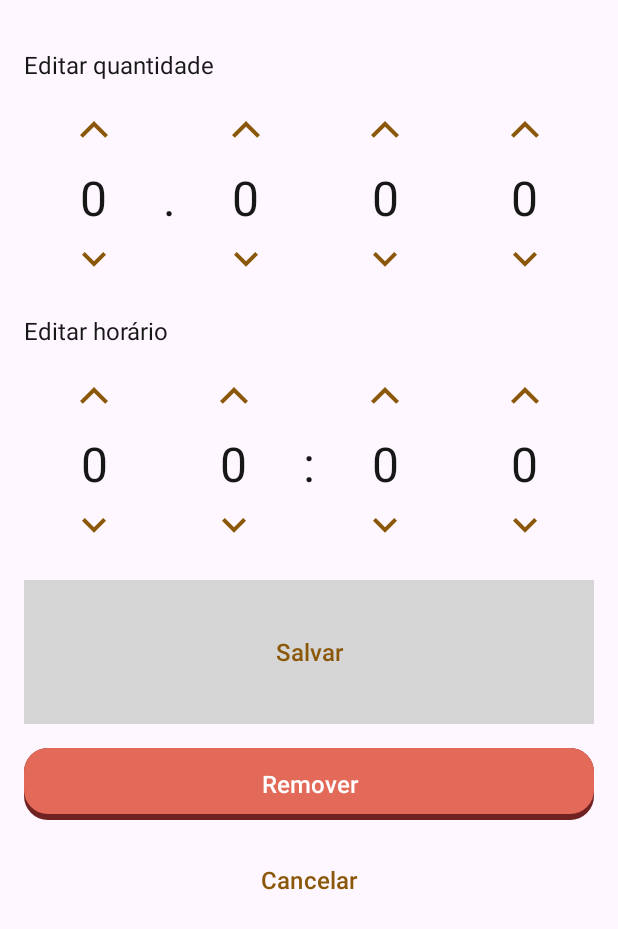
After one commit to MateusPitura/app-android-kidney, an Android app: the layout bottom_sheet.xml on its own in the app's theme, with its tools: preview values and no code run, on a phone screen of 412 x 824 dp. The commit adds this screen. Shown: the top 929 px of the screen. Run offline under Robolectric (Android 15) with nearby library versions, the phone set to English and light mode, and no system bars.

Commit message:
feat: added bottom sheet to edit and remove drinks

```diff
--- a/app/build.gradle.kts
+++ b/app/build.gradle.kts
@@ -37,6 +37,8 @@ android {
 }
 
 dependencies {
+    implementation("com.google.android.material:material:1.12.0")
+
     implementation("androidx.room:room-runtime:2.6.1")
     kapt("androidx.room:room-compiler:2.6.1")
     implementation("androidx.room:room-ktx:2.6.1")
--- a/app/src/main/java/com/example/my_kidney_app/DrinkAdapter.kt
+++ b/app/src/main/java/com/example/my_kidney_app/DrinkAdapter.kt
@@ -12,7 +12,8 @@ import java.util.Locale
 
 class DrinkAdapter(
     private val context: Context,
-    private val drinks: List<Drink>
+    private val drinks: List<Drink>,
+    private val onItemClick: (Drink) -> Unit
 ) : ArrayAdapter<Drink>(context, 0, drinks) {
 
     override fun getView(position: Int, convertView: View?, parent: ViewGroup): View {
@@ -21,14 +22,18 @@ class DrinkAdapter(
 
         val drink = drinks[position]
 
-        val tvMilliliters = view.findViewById<TextView>(R.id.milliliters)
-        val tvTime = view.findViewById<TextView>(R.id.time)
+        val milliliters = view.findViewById<TextView>(R.id.milliliters)
+        val time = view.findViewById<TextView>(R.id.time)
 
-        tvMilliliters.text = "${drink.milliliters} ml"
+        milliliters.text = "${drink.milliliters} ml"
 
-        val time = SimpleDateFormat("HH:mm", Locale.getDefault())
+        val timeParsed = SimpleDateFormat("HH:mm", Locale.getDefault())
             .format(Date(drink.timestamp))
-        tvTime.text = time
+        time.text = timeParsed
+
+        view.setOnClickListener {
+            onItemClick(drink)
+        }
 
         return view
     }
--- a/app/src/main/java/com/example/my_kidney_app/DrinkDao.kt
+++ b/app/src/main/java/com/example/my_kidney_app/DrinkDao.kt
@@ -9,6 +9,10 @@ import kotlinx.coroutines.flow.Flow
 interface DrinkDao {
     @Insert
     suspend fun insert(obj: Drink)
-    @Query("SELECT * FROM drink ORDER BY timestamp DESC")
+    @Query("""
+        SELECT * FROM drink
+        WHERE date(datetime(timestamp / 1000, 'unixepoch', 'localtime')) = date('now', 'localtime')
+        ORDER BY timestamp DESC
+    """)
     fun getAll(): Flow<List<Drink>>
 }
--- a/app/src/main/java/com/example/my_kidney_app/MainActivity.kt
+++ b/app/src/main/java/com/example/my_kidney_app/MainActivity.kt
@@ -6,19 +6,34 @@ import android.view.View
 import android.widget.Button
 import android.widget.ImageView
 import android.widget.ListView
+import android.widget.TextView
 import androidx.activity.enableEdgeToEdge
 import androidx.appcompat.app.AppCompatActivity
 import androidx.core.view.ViewCompat
 import androidx.core.view.WindowInsetsCompat
 import androidx.lifecycle.lifecycleScope
+import com.google.android.material.bottomsheet.BottomSheetDialog
 import kotlinx.coroutines.flow.collectLatest
 import kotlinx.coroutines.launch
+import java.text.SimpleDateFormat
+import java.util.Date
+import java.util.Locale
 
 
 class MainActivity : AppCompatActivity() {
     private lateinit var db: AppDataBase
-    private lateinit var readWater: Button
     private lateinit var todayDrink: ListView
+    private lateinit var addWater: Button
+
+    private lateinit var waterAmount1000: TextView
+    private lateinit var waterAmount100: TextView
+    private lateinit var waterAmount10: TextView
+    private lateinit var waterAmount1: TextView
+
+    private lateinit var hourValue10: TextView
+    private lateinit var hourValue1: TextView
+    private lateinit var minuteValue10: TextView
+    private lateinit var minuteValue1: TextView
 
     override fun onCreate(savedInstanceState: Bundle?) {
         super.onCreate(savedInstanceState)
@@ -33,8 +48,8 @@ class MainActivity : AppCompatActivity() {
         db = AppDataBase.getDatabase(this)
 
         val img = findViewById<ImageView>(R.id.kidney)
-        val addWater = findViewById<Button>(R.id.add_water)
-        val todayDrink = findViewById<ListView>(R.id.today_drinks)
+        addWater = findViewById<Button>(R.id.add_water)
+        todayDrink = findViewById<ListView>(R.id.today_drinks)
 
         (img.drawable as? Animatable)?.start()
 
@@ -45,11 +60,43 @@ class MainActivity : AppCompatActivity() {
             }
         }
 
+        val bottomSheet = BottomSheetDialog(this, R.style.MyBottomSheetDialogTheme)
+        val view = layoutInflater.inflate(R.layout.bottom_sheet, null)
+        bottomSheet.setContentView(view)
+        view.findViewById<Button>(R.id.closeButton).setOnClickListener {
+            bottomSheet.dismiss()
+        }
+
         lifecycleScope.launch {
             db.drinkDao().getAll().collectLatest { items ->
                 val adapter = DrinkAdapter(
                     this@MainActivity,
-                    items
+                    items,
+                    { drink ->
+                        waterAmount1000 = view.findViewById<TextView>(R.id.amount_value_1000)
+                        waterAmount100 = view.findViewById<TextView>(R.id.amount_value_100)
+                        waterAmount10 = view.findViewById<TextView>(R.id.amount_value_10)
+                        waterAmount1 = view.findViewById<TextView>(R.id.amount_value_1)
+
+                        val str = drink.milliliters.toString().padStart(4, '0')
+                        waterAmount1000.text = str[0].toString()
+                        waterAmount100.text = str[1].toString()
+                        waterAmount10.text = str[2].toString()
+                        waterAmount1.text = str[3].toString()
+
+                        hourValue10 = view.findViewById<TextView>(R.id.hour_value_10)
+                        hourValue1 = view.findViewById<TextView>(R.id.hour_value_1)
+                        minuteValue10 = view.findViewById<TextView>(R.id.minute_value_10)
+                        minuteValue1 = view.findViewById<TextView>(R.id.minute_value_1)
+
+                        val timeParsed = SimpleDateFormat("HHmm", Locale.getDefault()).format(Date(drink.timestamp))
+                        hourValue10.text = timeParsed[0].toString()
+                        hourValue1.text = timeParsed[1].toString()
+                        minuteValue10.text = timeParsed[2].toString()
+                        minuteValue1.text = timeParsed[3].toString()
+
+                        bottomSheet.show()
+                    }
                 )
                 todayDrink.adapter = adapter
                 setListViewHeightBasedOnItems(todayDrink)
--- /dev/null
+++ b/app/src/main/res/drawable/keyboard_arrow_down.xml
@@ -0,0 +1,9 @@
+<vector xmlns:android="http://schemas.android.com/apk/res/android"
+    android:width="32dp"
+    android:height="32dp"
+    android:viewportWidth="960"
+    android:viewportHeight="960">
+  <path
+      android:pathData="M480,616 L240,376l56,-56 184,184 184,-184 56,56 -240,240Z"
+      android:fillColor="#8B580A"/>
+</vector>
--- /dev/null
+++ b/app/src/main/res/drawable/keyboard_control_key.xml
@@ -0,0 +1,5 @@
+<vector xmlns:android="http://schemas.android.com/apk/res/android" android:height="32dp" android:viewportHeight="960" android:viewportWidth="960" android:width="32dp">
+
+    <path android:fillColor="#8B580A" android:pathData="m256,536 l-56,-56 280,-280 280,280 -56,56 -224,-223 -224,223Z"/>
+
+</vector>
--- /dev/null
+++ b/app/src/main/res/drawable/ripple_button_shadow_yellow.xml
@@ -0,0 +1,6 @@
+<?xml version="1.0" encoding="utf-8"?>
+<ripple xmlns:android="http://schemas.android.com/apk/res/android"
+    android:color="@color/dark_yellow">
+
+    <item android:drawable="@drawable/button_shadow_yellow" />
+</ripple>
--- /dev/null
+++ b/app/src/main/res/drawable/solid_shadown_red.xml
@@ -0,0 +1,20 @@
+<?xml version="1.0" encoding="utf-8"?>
+<layer-list xmlns:android="http://schemas.android.com/apk/res/android">
+    <item>
+        <shape android:shape="rectangle">
+            <solid android:color="@color/dark_red"/>
+            <corners android:radius="16dp" />
+        </shape>
+    </item>
+
+    <item
+        android:left="0dp"
+        android:right="0dp"
+        android:top="0dp"
+        android:bottom="4dp">
+        <shape android:shape="rectangle">
+            <solid android:color="@color/red"/>
+            <corners android:radius="16dp" />
+        </shape>
+    </item>
+</layer-list>
--- a/app/src/main/res/layout/activity_main.xml
+++ b/app/src/main/res/layout/activity_main.xml
@@ -214,7 +214,7 @@
                 android:layout_width="match_parent"
                 android:layout_height="wrap_content"
                 android:divider="@null"
-                android:dividerHeight="16dp"
+                android:dividerHeight="0dp"
                 android:nestedScrollingEnabled="false" />
 
         </LinearLayout>
--- /dev/null
+++ b/app/src/main/res/layout/bottom_sheet.xml
@@ -0,0 +1,374 @@
+<?xml version="1.0" encoding="utf-8"?>
+<LinearLayout xmlns:android="http://schemas.android.com/apk/res/android"
+    android:layout_width="match_parent"
+    android:layout_height="wrap_content"
+    android:orientation="vertical"
+    android:padding="16dp">
+
+    <TextView
+        android:layout_width="wrap_content"
+        android:layout_height="wrap_content"
+        android:paddingVertical="16dp"
+        android:text="Editar quantidade"
+        android:textColor="@color/black"
+        android:textSize="16dp" />
+
+    <GridLayout
+        android:layout_width="match_parent"
+        android:layout_height="wrap_content"
+        android:columnCount="5"
+        android:orientation="horizontal"
+        android:rowCount="1">
+
+        <ImageButton
+            android:id="@+id/amount_up_1000"
+            android:layout_width="0dp"
+            android:layout_height="wrap_content"
+            android:layout_columnWeight="1"
+            android:layout_marginHorizontal="8dp"
+            android:background="@android:color/transparent"
+            android:padding="4dp"
+            android:scaleType="center"
+            android:src="@drawable/keyboard_control_key" />
+
+        <TextView
+            android:layout_width="wrap_content"
+            android:layout_height="wrap_content" />
+
+        <ImageButton
+            android:id="@+id/amount_up_100"
+            android:layout_width="0dp"
+            android:layout_height="wrap_content"
+            android:layout_columnWeight="1"
+            android:layout_marginHorizontal="8dp"
+            android:background="@android:color/transparent"
+            android:padding="4dp"
+            android:scaleType="center"
+            android:src="@drawable/keyboard_control_key" />
+
+        <ImageButton
+            android:id="@+id/amount_up_10"
+            android:layout_width="0dp"
+            android:layout_height="wrap_content"
+            android:layout_columnWeight="1"
+            android:layout_marginHorizontal="8dp"
+            android:background="@android:color/transparent"
+            android:padding="4dp"
+            android:scaleType="center"
+            android:src="@drawable/keyboard_control_key" />
+
+        <ImageButton
+            android:id="@+id/amount_up_1"
+            android:layout_width="0dp"
+            android:layout_height="wrap_content"
+            android:layout_columnWeight="1"
+            android:layout_marginHorizontal="8dp"
+            android:background="@android:color/transparent"
+            android:padding="4dp"
+            android:scaleType="center"
+            android:src="@drawable/keyboard_control_key" />
+
+        <TextView
+            android:id="@+id/amount_value_1000"
+            android:layout_width="0dp"
+            android:layout_height="wrap_content"
+            android:layout_columnWeight="1"
+            android:text="0"
+            android:textAlignment="center"
+            android:textColor="@color/black"
+            android:textSize="32dp" />
+
+        <TextView
+            android:layout_width="wrap_content"
+            android:layout_height="wrap_content"
+            android:text="."
+            android:textAlignment="center"
+            android:textColor="@color/black"
+            android:textSize="32dp" />
+
+        <TextView
+            android:id="@+id/amount_value_100"
+            android:layout_width="0dp"
+            android:layout_height="wrap_content"
+            android:layout_columnWeight="1"
+            android:text="0"
+            android:textAlignment="center"
+            android:textColor="@color/black"
+            android:textSize="32dp" />
+
+        <TextView
+            android:id="@+id/amount_value_10"
+            android:layout_width="0dp"
+            android:layout_height="wrap_content"
+            android:layout_columnWeight="1"
+            android:text="0"
+            android:textAlignment="center"
+            android:textColor="@color/black"
+            android:textSize="32dp" />
+
+        <TextView
+            android:id="@+id/amount_value_1"
+            android:layout_width="0dp"
+            android:layout_height="wrap_content"
+            android:layout_columnWeight="1"
+            android:text="0"
+            android:textAlignment="center"
+            android:textColor="@color/black"
+            android:textSize="32dp" />
+
+        <ImageButton
+            android:id="@+id/amount_down_1000"
+            android:layout_width="0dp"
+            android:layout_height="wrap_content"
+            android:layout_columnWeight="1"
+            android:layout_marginHorizontal="8dp"
+            android:background="@android:color/transparent"
+            android:padding="4dp"
+            android:scaleType="center"
+            android:src="@drawable/keyboard_arrow_down" />
+
+        <TextView
+            android:layout_width="wrap_content"
+            android:layout_height="wrap_content" />
+
+        <ImageButton
+            android:id="@+id/amount_down_100"
+            android:layout_width="0dp"
+            android:layout_height="wrap_content"
+            android:layout_columnWeight="1"
+            android:layout_marginHorizontal="8dp"
+            android:background="@android:color/transparent"
+            android:padding="4dp"
+            android:scaleType="center"
+            android:src="@drawable/keyboard_arrow_down" />
+
+        <ImageButton
+            android:id="@+id/amount_down_10"
+            android:layout_width="0dp"
+            android:layout_height="wrap_content"
+            android:layout_columnWeight="1"
+            android:layout_marginHorizontal="8dp"
+            android:background="@android:color/transparent"
+            android:padding="4dp"
+            android:scaleType="center"
+            android:src="@drawable/keyboard_arrow_down" />
+
+        <ImageButton
+            android:id="@+id/amount_down_1"
+            android:layout_width="0dp"
+            android:layout_height="wrap_content"
+            android:layout_columnWeight="1"
+            android:layout_marginHorizontal="8dp"
+            android:background="@android:color/transparent"
+            android:padding="4dp"
+            android:scaleType="center"
+            android:src="@drawable/keyboard_arrow_down" />
+
+    </GridLayout>
+
+    <TextView
+        android:layout_width="wrap_content"
+        android:layout_height="wrap_content"
+        android:paddingVertical="16dp"
+        android:text="Editar horário"
+        android:textColor="@color/black"
+        android:textSize="16dp" />
+
+    <GridLayout
+        android:layout_width="match_parent"
+        android:layout_height="wrap_content"
+        android:columnCount="5"
+        android:orientation="horizontal"
+        android:rowCount="1">
+
+        <ImageButton
+            android:id="@+id/hour_up_10"
+            android:layout_width="0dp"
+            android:layout_height="wrap_content"
+            android:layout_columnWeight="1"
+            android:layout_marginHorizontal="8dp"
+            android:background="@android:color/transparent"
+            android:padding="4dp"
+            android:scaleType="center"
+            android:src="@drawable/keyboard_control_key" />
+
+        <ImageButton
+            android:id="@+id/hour_up_1"
+            android:layout_width="0dp"
+            android:layout_height="wrap_content"
+            android:layout_columnWeight="1"
+            android:layout_marginHorizontal="8dp"
+            android:background="@android:color/transparent"
+            android:padding="4dp"
+            android:scaleType="center"
+            android:src="@drawable/keyboard_control_key" />
+
+        <TextView
+            android:layout_width="wrap_content"
+            android:layout_height="wrap_content" />
+
+        <ImageButton
+            android:id="@+id/minute_up_10"
+            android:layout_width="0dp"
+            android:layout_height="wrap_content"
+            android:layout_columnWeight="1"
+            android:layout_marginHorizontal="8dp"
+            android:background="@android:color/transparent"
+            android:padding="4dp"
+            android:scaleType="center"
+            android:src="@drawable/keyboard_control_key" />
+
+
+        <ImageButton
+            android:id="@+id/minute_up_1"
+            android:layout_width="0dp"
+            android:layout_height="wrap_content"
+            android:layout_columnWeight="1"
+            android:layout_marginHorizontal="8dp"
+            android:background="@android:color/transparent"
+            android:padding="4dp"
+            android:scaleType="center"
+            android:src="@drawable/keyboard_control_key" />
+
+        <TextView
+            android:id="@+id/hour_value_10"
+            android:layout_width="0dp"
+            android:layout_height="wrap_content"
+            android:layout_columnWeight="1"
+            android:text="0"
+            android:textAlignment="center"
+            android:textColor="@color/black"
+            android:textSize="32dp" />
+
+        <TextView
+            android:id="@+id/hour_value_1"
+            android:layout_width="0dp"
+            android:layout_height="wrap_content"
+            android:layout_columnWeight="1"
+            android:text="0"
+            android:textAlignment="center"
+            android:textColor="@color/black"
+            android:textSize="32dp" />
+
+        <TextView
+            android:layout_width="wrap_content"
+            android:layout_height="wrap_content"
+            android:text=":"
+            android:textAlignment="center"
+            android:textColor="@color/black"
+            android:textSize="32dp" />
+
+        <TextView
+            android:id="@+id/minute_value_10"
+            android:layout_width="0dp"
+            android:layout_height="wrap_content"
+            android:layout_columnWeight="1"
+            android:text="0"
+            android:textAlignment="center"
+            android:textColor="@color/black"
+            android:textSize="32dp" />
+
+        <TextView
+            android:id="@+id/minute_value_1"
+            android:layout_width="0dp"
+            android:layout_height="wrap_content"
+            android:layout_columnWeight="1"
+            android:text="0"
+            android:textAlignment="center"
+            android:textColor="@color/black"
+            android:textSize="32dp" />
+
+        <ImageButton
+            android:id="@+id/hour_down_10"
+            android:layout_width="0dp"
+            android:layout_height="wrap_content"
+            android:layout_columnWeight="1"
+            android:layout_marginHorizontal="8dp"
+            android:background="@android:color/transparent"
+            android:padding="4dp"
+            android:scaleType="center"
+            android:src="@drawable/keyboard_arrow_down" />
+
+        <ImageButton
+            android:id="@+id/hour_down_1"
+            android:layout_width="0dp"
+            android:layout_height="wrap_content"
+            android:layout_columnWeight="1"
+            android:layout_marginHorizontal="8dp"
+            android:background="@android:color/transparent"
+            android:padding="4dp"
+            android:scaleType="center"
+            android:src="@drawable/keyboard_arrow_down" />
+
+        <TextView
+            android:layout_width="wrap_content"
+            android:layout_height="wrap_content" />
+
+        <ImageButton
+            android:id="@+id/minute_down_10"
+            android:layout_width="0dp"
+            android:layout_height="wrap_content"
+            android:layout_columnWeight="1"
+            android:layout_marginHorizontal="8dp"
+            android:background="@android:color/transparent"
+            android:padding="4dp"
+            android:scaleType="center"
+            android:src="@drawable/keyboard_arrow_down" />
+
+        <ImageButton
+            android:id="@+id/minute_down_1"
+            android:layout_width="0dp"
+            android:layout_height="wrap_content"
+            android:layout_columnWeight="1"
+            android:layout_marginHorizontal="8dp"
+            android:background="@android:color/transparent"
+            android:padding="4dp"
+            android:scaleType="center"
+            android:src="@drawable/keyboard_arrow_down" />
+
+    </GridLayout>
+
+    <LinearLayout
+        android:layout_width="match_parent"
+        android:layout_height="wrap_content"
+        android:layout_marginVertical="8dp"
+        android:orientation="vertical">
+
+        <androidx.appcompat.widget.AppCompatButton
+            android:id="@+id/saveButton"
+            android:layout_width="match_parent"
+            android:layout_height="wrap_content"
+            android:layout_marginVertical="8dp"
+            android:background="@drawable/ripple_button_shadow_yellow"
+            android:elevation="0dp"
+            android:stateListAnimator="@null"
+            android:text="Salvar"
+            android:textAllCaps="false"
+            android:textColor="@color/dark_yellow"
+            android:textSize="16dp" />
+
+        <androidx.appcompat.widget.AppCompatButton
+            android:id="@+id/deleteButton"
+            android:layout_width="match_parent"
+            android:layout_height="wrap_content"
+            android:layout_marginVertical="8dp"
+            android:background="@drawable/solid_shadown_red"
+            android:elevation="0dp"
+            android:stateListAnimator="@null"
+            android:text="Remover"
+            android:textAllCaps="false"
+            android:textColor="@color/white"
+            android:textSize="16dp" />
+
+        <Button
+            android:id="@+id/closeButton"
+            android:layout_width="match_parent"
+            android:layout_height="wrap_content"
+            android:layout_marginVertical="8dp"
+            android:background="@android:color/transparent"
+            android:text="Cancelar"
+            android:textColor="@color/dark_yellow"
+            android:textSize="16dp" />
+        >
+    </LinearLayout>
+</LinearLayout>
--- a/app/src/main/res/layout/today_drink_item.xml
+++ b/app/src/main/res/layout/today_drink_item.xml
@@ -11,6 +11,7 @@
         android:layout_height="wrap_content"
         android:layout_weight="1"
         android:textColor="@color/black"
+        android:paddingVertical="8dp"
         android:textSize="16dp" />
 
     <TextView
@@ -18,5 +19,6 @@
         android:layout_width="wrap_content"
         android:layout_height="wrap_content"
         android:textColor="@color/black"
+        android:paddingVertical="8dp"
         android:textSize="16dp" />
 </LinearLayout>
--- a/app/src/main/res/values/themes.xml
+++ b/app/src/main/res/values/themes.xml
@@ -6,4 +6,12 @@
     </style>
 
     <style name="Theme.Mykidneyapp" parent="Base.Theme.Mykidneyapp" />
+
+    <!--  Change background color of bottom sheet  -->
+    <style name="MyBottomSheetDialogTheme" parent="Theme.Material3.Light.BottomSheetDialog">
+        <item name="bottomSheetStyle">@style/MyCustomBottomSheetStyle</item>
+    </style>
+    <style name="MyCustomBottomSheetStyle" parent="Widget.Material3.BottomSheet.Modal">
+        <item name="android:backgroundTint">@color/light_yellow</item>
+    </style>
 </resources>
```
